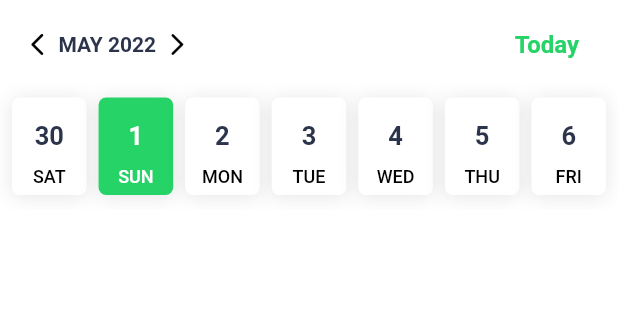
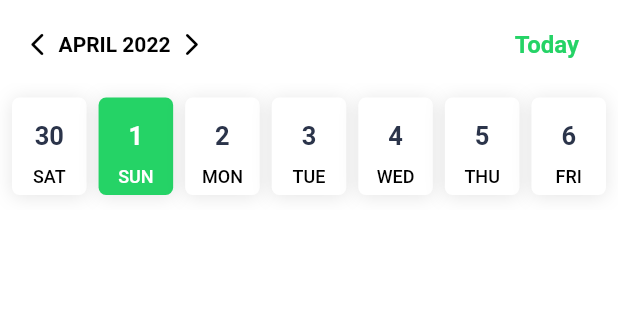
Before and after one commit to faisal-kabir/horizontal_week_calender, a Flutter app: the screen it shows after launch, after a tap on the "arrow forward ios" icon, on a phone screen of 412 x 824 dp, the part 84-404 px from its top. Run offline on Flutter 3.47's test engine with Material 2 defaults, Android fonts, the phone set to English and light mode, and no system bars.

Commit message:
Fix some issues

```diff
--- a/lib/src/horizontal_calender.dart
+++ b/lib/src/horizontal_calender.dart
@@ -269,8 +269,8 @@ class HorizontalWeekCalender extends StatefulWidget {
     Function()? onWeekChanged}) =>
       HorizontalWeekCalender._(
           key,
-          maxDate ?? DateTime.now().add(Duration(days: 365)),
-          minDate ?? DateTime.now().add(Duration(days: -365)),
+          maxDate ?? DateTime.now().add(const Duration(days: 365)),
+          minDate ?? DateTime.now().add(const Duration(days: -365)),
           height,
           monthViewBuilder,
           dayOfWeekStyle,
@@ -314,7 +314,7 @@ class _HorizontalWeekCalenderState extends State<HorizontalWeekCalender> {
   /// Page controller
   late PageController _pageController;
 
-  WeekCalendarController _defaultCalendarController = WeekCalendarController();
+  final WeekCalendarController _defaultCalendarController = WeekCalendarController();
 
   WeekCalendarController get controller =>
       widget.controller ?? _defaultCalendarController;
@@ -322,7 +322,7 @@ class _HorizontalWeekCalenderState extends State<HorizontalWeekCalender> {
   void _jumToDateHandler(DateTime? dateTime) {
     _cacheStream.add(dateTime);
     _pageController.animateToPage(widget.controller!._currentWeekIndex,
-        duration: Duration(milliseconds: 300), curve: Curves.ease);
+        duration: const Duration(milliseconds: 500), curve: Curves.easeInOut);
   }
 
 
@@ -353,9 +353,12 @@ class _HorizontalWeekCalenderState extends State<HorizontalWeekCalender> {
     super.initState();
     _setUp();
     _pageController.addListener(() {
-      setState(() {
-        checkButtonVisibility(_pageController.page!.toInt());
-      });
+      if(_pageController.page!.toInt() != controller._currentWeekIndex) {
+        setState(() {
+          controller._currentWeekIndex = _pageController.page!.toInt();
+          checkButtonVisibility(_pageController.page!.toInt());
+        });
+      }
     });
   }
 
@@ -399,7 +402,7 @@ class _HorizontalWeekCalenderState extends State<HorizontalWeekCalender> {
                           ),
                           Padding(
                             padding: const EdgeInsets.only(left: 5,right: 5),
-                            child: Text('${controller._weeks[controller._currentWeekIndex].month} ${controller._weeks[controller._currentWeekIndex].days[0]!.year}',style: TextStyle(fontSize: 14,color: Color(0xFF2B344A),fontWeight: FontWeight.w700),),
+                            child: Text('${controller._weeks[controller._currentWeekIndex].month} ${controller._weeks[controller._currentWeekIndex].days[0]!.year}',style: TextStyle(fontSize: 14,color: widget.dayOfWeekStyle.color,fontWeight: FontWeight.w700),),
                           ),
                           InkWell(
                               onTap: (){
@@ -418,7 +421,7 @@ class _HorizontalWeekCalenderState extends State<HorizontalWeekCalender> {
                         },
                         child: Text('Today',style: widget.todayButtonTextStyle),
                       ),
-                      SizedBox(width: 10,)
+                      const SizedBox(width: 10,)
                     ],
                   )
               ),
@@ -446,7 +449,7 @@ class _HorizontalWeekCalenderState extends State<HorizontalWeekCalender> {
       Expanded(
         child: Row(
           children: [
-            SizedBox(width: 8),
+            const SizedBox(width: 8),
             Expanded(
               child: Row(
                   mainAxisAlignment: MainAxisAlignment.spaceAround,
```
